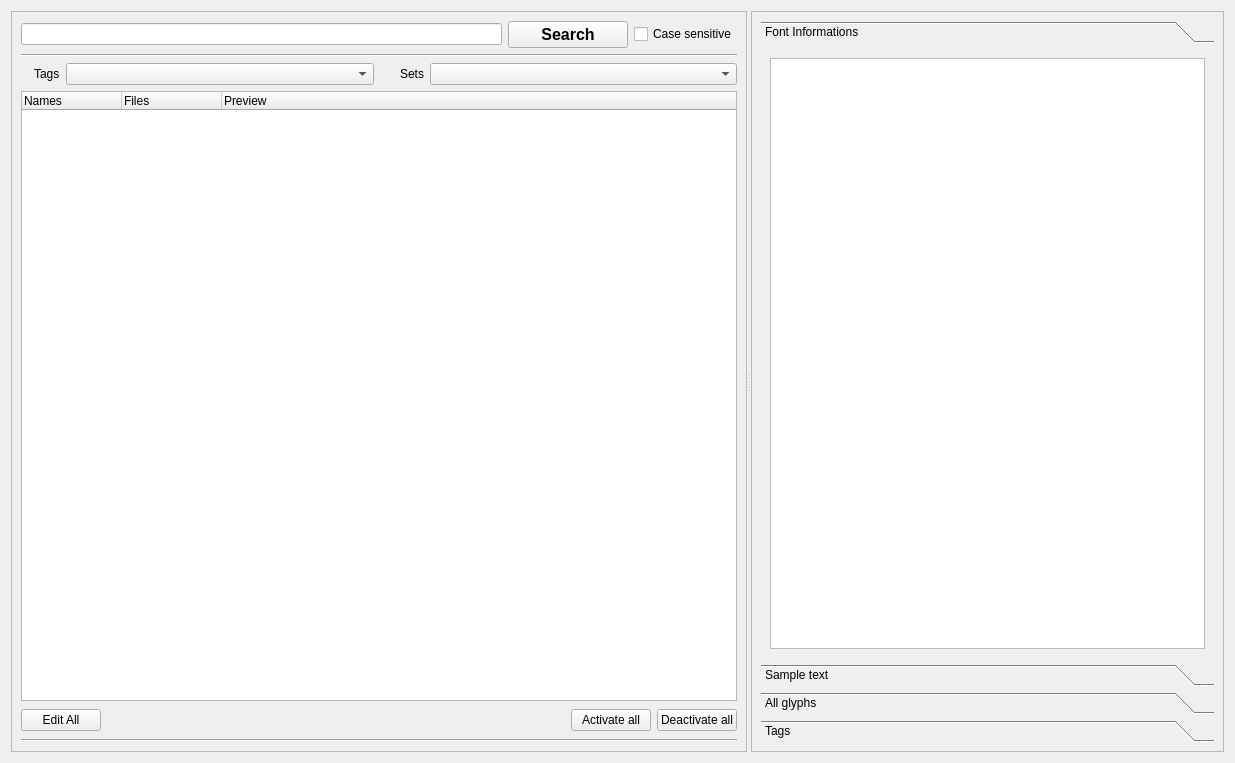
First picture: the form in src/mainview.ui, repository fontmatrix/fontmatrix, before the edit.
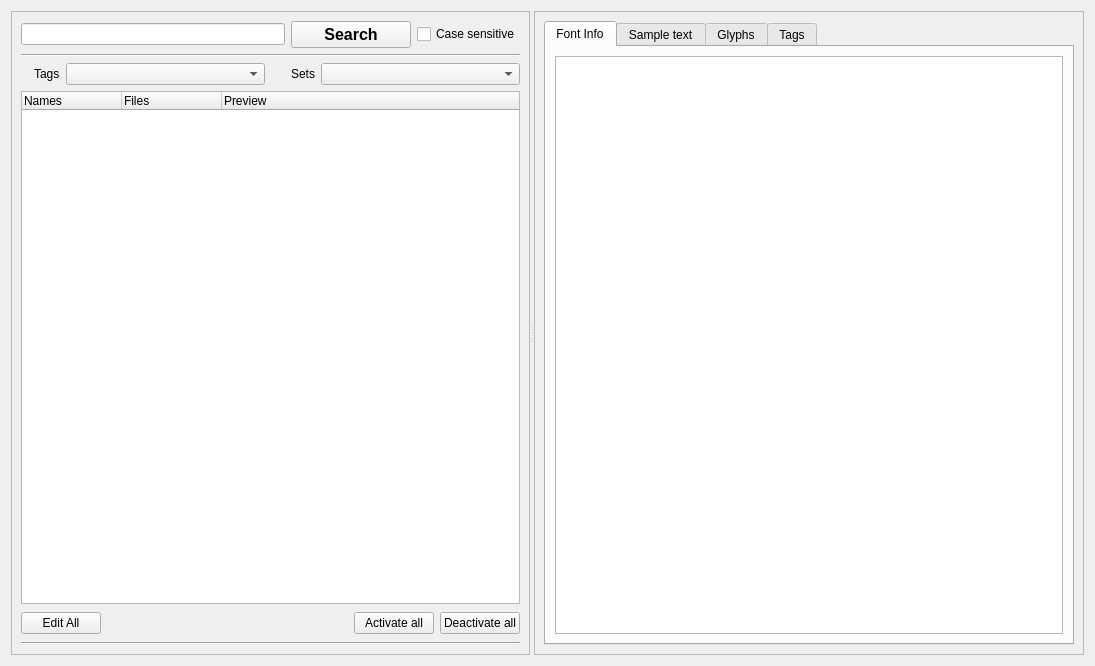
Second picture: the form after the edit. Icons and pictures are not drawn.

Commit message: fontmatrix: CHANGED toolbox into tabwidget. QtDesigner is really terrific!

```diff
--- a/src/mainview.ui
+++ b/src/mainview.ui
@@ -6,8 +6,8 @@
    <rect>
     <x>0</x>
     <y>0</y>
-    <width>1235</width>
-    <height>763</height>
+    <width>1095</width>
+    <height>666</height>
    </rect>
   </property>
   <property name="windowTitle" >
@@ -295,21 +295,13 @@
       </property>
       <layout class="QGridLayout" >
        <item row="0" column="0" >
-        <widget class="QToolBox" name="toolBox" >
+        <widget class="QTabWidget" name="tabView" >
          <property name="currentIndex" >
           <number>0</number>
          </property>
-         <widget class="QWidget" name="page_2" >
-          <property name="geometry" >
-           <rect>
-            <x>0</x>
-            <y>0</y>
-            <width>438</width>
-            <height>599</height>
-           </rect>
-          </property>
-          <attribute name="label" >
-           <string>Font Informations</string>
+         <widget class="QWidget" name="tab" >
+          <attribute name="title" >
+           <string>Font Info</string>
           </attribute>
           <layout class="QGridLayout" >
            <item row="0" column="0" >
@@ -324,16 +316,8 @@
            </item>
           </layout>
          </widget>
-         <widget class="QWidget" name="pageRender" >
-          <property name="geometry" >
-           <rect>
-            <x>0</x>
-            <y>0</y>
-            <width>337</width>
-            <height>150</height>
-           </rect>
-          </property>
-          <attribute name="label" >
+         <widget class="QWidget" name="tab_2" >
+          <attribute name="title" >
            <string>Sample text</string>
           </attribute>
           <layout class="QGridLayout" >
@@ -468,17 +452,9 @@
            </item>
           </layout>
          </widget>
-         <widget class="QWidget" name="page" >
-          <property name="geometry" >
-           <rect>
-            <x>0</x>
-            <y>0</y>
-            <width>225</width>
-            <height>169</height>
-           </rect>
-          </property>
-          <attribute name="label" >
-           <string>All glyphs</string>
+         <widget class="QWidget" name="Glyphs" >
+          <attribute name="title" >
+           <string>Glyphs</string>
           </attribute>
           <layout class="QGridLayout" >
            <item row="0" column="0" >
@@ -584,15 +560,7 @@
           </layout>
          </widget>
          <widget class="QWidget" name="tagPage" >
-          <property name="geometry" >
-           <rect>
-            <x>0</x>
-            <y>0</y>
-            <width>96</width>
-            <height>26</height>
-           </rect>
-          </property>
-          <attribute name="label" >
+          <attribute name="title" >
            <string>Tags</string>
           </attribute>
          </widget>
```
Left out of the diff: 2 changed lines with no effect on the pictures.
